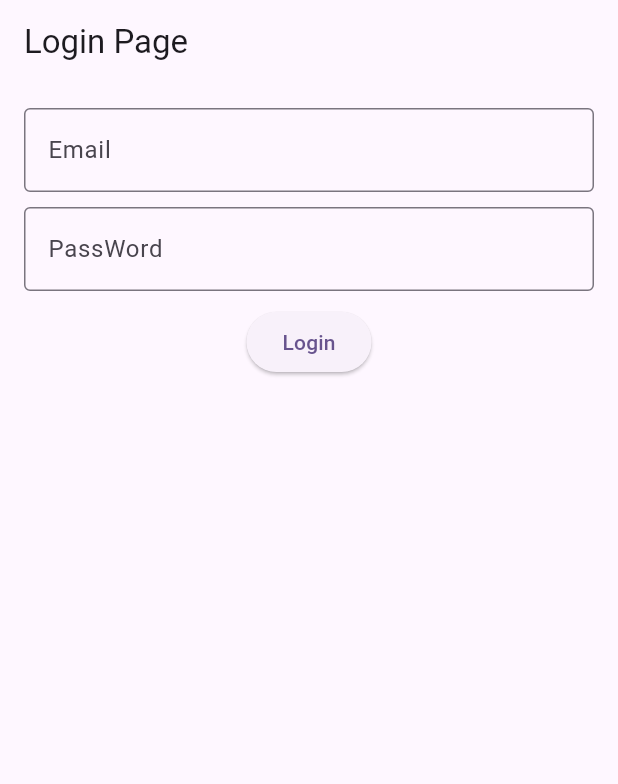
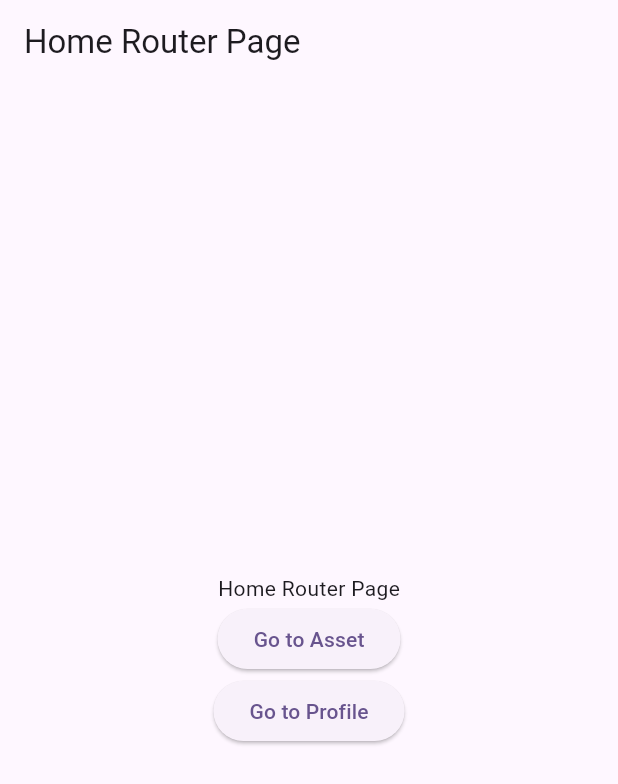
Before and after one commit to huynh-dang187/clean-architecture-flutter-practice, a Flutter app: the screen it shows after launch, on a phone screen of 412 x 824 dp. Shown: the top 784 px of the screen. Run offline on Flutter 3.47's test engine with Material 3 defaults, Android fonts, the phone set to English and light mode, and no system bars; our stand-ins replace flutter_bloc, gap, go_router.

Commit message:
lastComit ( project to learnAgain Flutter )

```diff
--- /dev/null
+++ b/clean_mvvm_app/lib/core/router/app_routers.dart
@@ -0,0 +1,39 @@
+import 'package:go_router/go_router.dart';
+
+import '../../features/authentication/presentation/pages/home_router_page.dart';
+import '../../features/authentication/presentation/pages/asset_page.dart';
+import '../../features/authentication/presentation/pages/profile_router_page.dart';
+import '../../features/authentication/presentation/pages/asset_detail_page.dart';
+import '../router/app_routes.dart';
+
+final appRouters = GoRouter(
+  initialLocation: AppRoutes.home,
+  routes: [
+    GoRoute(
+      path: AppRoutes.home,
+      builder: (context, state) {
+        return const HomeRouterPage();
+      },
+    ),
+    GoRoute(
+      path: AppRoutes.asset,
+      builder: (context, state) {
+        return const AssetPage();
+      },
+    ),
+    GoRoute(
+      path: AppRoutes.profile,
+      builder: (context, state) {
+        return const ProfileRouterPage();
+      },
+    ),
+    GoRoute(
+      path: '/asset/:id',
+      builder: (context, state) {
+        final id = state.pathParameters['id'] ?? '';
+
+        return AssetDetailPage(id: id);
+      },
+    ),
+  ],
+);
--- /dev/null
+++ b/clean_mvvm_app/lib/core/router/app_routes.dart
@@ -0,0 +1,6 @@
+class AppRoutes {
+  static const home = '/';
+  static const asset = '/asset';
+  static const profile = '/profile';
+  static String assetDetail(String id) => '/asset/$id';
+}
--- /dev/null
+++ b/clean_mvvm_app/lib/features/authentication/presentation/pages/home_router_page.dart
@@ -0,0 +1,36 @@
+import 'package:clean_mvvm_app/core/router/app_routes.dart';
+import 'package:flutter/material.dart';
+import 'package:go_router/go_router.dart';
+
+class HomeRouterPage extends StatelessWidget {
+  const HomeRouterPage({super.key});
+
+  @override
+  Widget build(BuildContext context) {
+    return Scaffold(
+      appBar: AppBar(title: const Text('Home Router Page')),
+      body: Center(
+        child: Column(
+          mainAxisSize: MainAxisSize.min,
+          children: [
+            const Text('Home Router Page'),
+
+            ElevatedButton(
+              onPressed: () {
+                context.go(AppRoutes.asset);
+              },
+              child: const Text('Go to Asset'),
+            ),
+
+            ElevatedButton(
+              onPressed: () {
+                context.go(AppRoutes.profile);
+              },
+              child: const Text('Go to Profile'),
+            ),
+          ],
+        ),
+      ),
+    );
+  }
+}
--- /dev/null
+++ b/clean_mvvm_app/lib/features/authentication/presentation/pages/profile_router_page.dart
@@ -0,0 +1,13 @@
+import 'package:flutter/material.dart';
+
+class ProfileRouterPage extends StatelessWidget {
+  const ProfileRouterPage({super.key});
+
+  @override
+  Widget build(BuildContext context) {
+    return Scaffold(
+      appBar: AppBar(title: const Text('Profile Router Page')),
+      body: const Center(child: Text('Profile Router Page')),
+    );
+  }
+}
--- a/clean_mvvm_app/lib/main.dart
+++ b/clean_mvvm_app/lib/main.dart
@@ -1,11 +1,5 @@
-import 'package:clean_mvvm_app/features/authentication/presentation/pages/login_page.dart';
 import 'package:flutter/material.dart';
-
-import 'package:flutter_bloc/flutter_bloc.dart';
-
-import 'features/authentication/presentation/cubit/login_cubit.dart';
-import 'features/authentication/domain/usecases/login_usecase.dart';
-import 'features/authentication/data/repositories/auth_repository_impl.dart';
+import 'core/router/app_routers.dart';
 
 void main() {
   runApp(const MyApp());
@@ -16,13 +10,13 @@ class MyApp extends StatelessWidget {
 
   @override
   Widget build(BuildContext context) {
-    return MaterialApp(
+    return MaterialApp.router(
       title: 'Flutter Demo',
-      theme: ThemeData(colorScheme: .fromSeed(seedColor: Colors.deepPurple)),
-      home: BlocProvider(
-        create: (_) => LoginCubit(LoginUsecase(AuthRepositoryImpl())),
-        child: LoginPage(),
+      debugShowCheckedModeBanner: false,
+      theme: ThemeData(
+        colorScheme: ColorScheme.fromSeed(seedColor: Colors.deepPurple),
       ),
+      routerConfig: appRouters,
     );
   }
 }
--- a/clean_mvvm_app/pubspec.yaml
+++ b/clean_mvvm_app/pubspec.yaml
@@ -34,6 +34,8 @@ dependencies:
   # The following adds the Cupertino Icons font to your application.
   # Use with the CupertinoIcons class for iOS style icons.
   cupertino_icons: ^1.0.8
+  go_router: ^17.3.0
+  gap: ^3.0.0
 
 dev_dependencies:
   flutter_test:
```
Also changed, not shown: clean_mvvm_app/lib/features/authentication/presentation/pages/asset_detail_page.dart (added, +26 -0 lines), clean_mvvm_app/lib/features/authentication/presentation/pages/asset_page.dart (added, +44 -0 lines), clean_mvvm_app/pubspec.lock.
